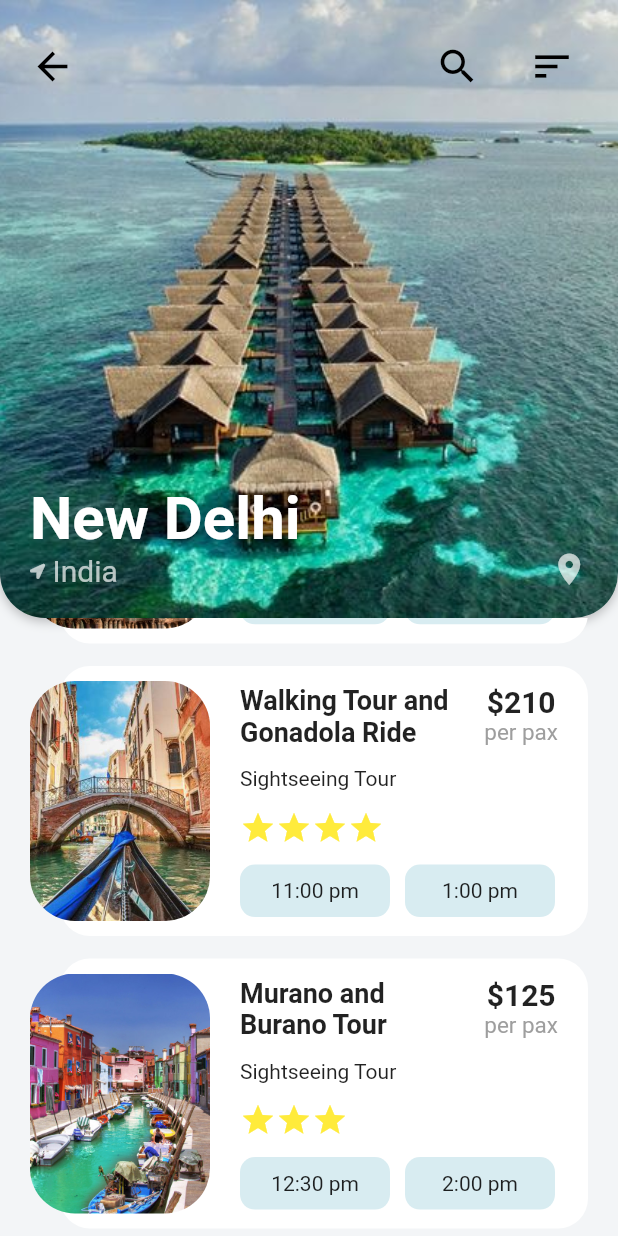
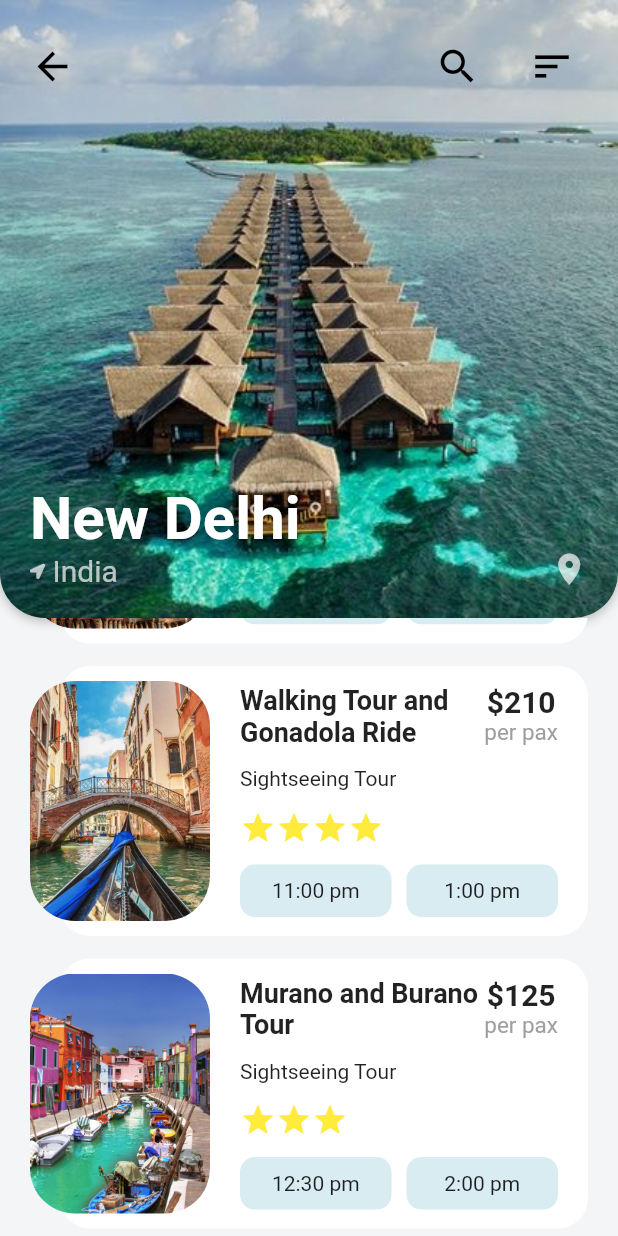
Before and after one commit to Harrisonnguyen1210/Travel_App_UI, a Flutter app: the DestinationScreen screen opened directly with sample values from the repository, scrolled down 173 dp, on a phone screen of 412 x 824 dp. Run offline on Flutter 3.47's test engine with Material 2 defaults, Android fonts, the phone set to English and light mode, and no system bars; our stand-ins replace font_awesome_flutter; network calls fail.

Commit message:
Fixing destination screen responsive UI

```diff
--- a/lib/screens/destination_screen.dart
+++ b/lib/screens/destination_screen.dart
@@ -173,8 +173,8 @@ class _DestinationScreenState extends State<DestinationScreen> {
                               crossAxisAlignment: CrossAxisAlignment.start,
                               mainAxisAlignment: MainAxisAlignment.spaceBetween,
                               children: <Widget>[
-                                Container(
-                                  width: 150,
+                                Flexible(
+                                  child: Container(
                                     child: Text(
                                       activity.name,
                                       maxLines: 2,
@@ -182,6 +182,7 @@ class _DestinationScreenState extends State<DestinationScreen> {
                                       style: TextStyle(
                                           fontWeight: FontWeight.bold,
                                           fontSize: 18),
+                                    ),
                                   ),
                                 ),
                                 Column(
@@ -207,9 +208,9 @@ class _DestinationScreenState extends State<DestinationScreen> {
                             _buildRatingStars(activity.rating),
                             Row(
                               children: <Widget>[
-                                Container(
+                                Flexible(
+                                  child: Container(
                                     alignment: Alignment.center,
-                                  width: 100,
                                     height: 35,
                                     decoration: BoxDecoration(
                                       color: Theme.of(context).accentColor,
@@ -217,16 +218,18 @@ class _DestinationScreenState extends State<DestinationScreen> {
                                     ),
                                     child: Text(activity.startTimes[0]),
                                   ),
+                                ),
                                 SizedBox(width: 10),
-                                Container(
+                                Flexible(
+                                  child: Container(
                                     alignment: Alignment.center,
-                                  width: 100,
                                     height: 35,
                                     decoration: BoxDecoration(
                                       color: Theme.of(context).accentColor,
                                       borderRadius: BorderRadius.circular(10),
                                     ),
                                     child: Text(activity.startTimes[1]),
+                                  ),
                                 ),
                               ],
                             )
```
Also changed, not shown: pubspec.lock. Lines whose indentation alone changed are shown as unchanged.
